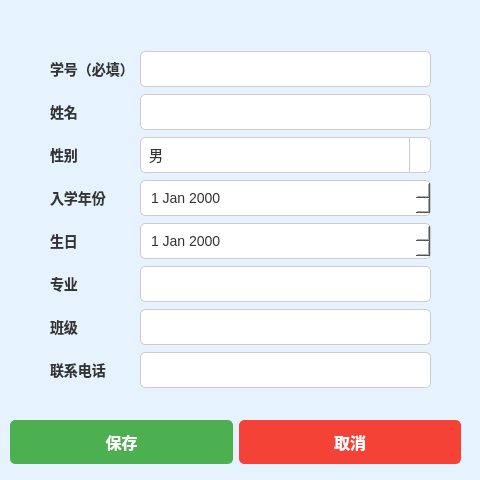
First picture: the form in dialog_addstu.ui, repository Mrlaolu/QtStudentDatabase, before the edit.
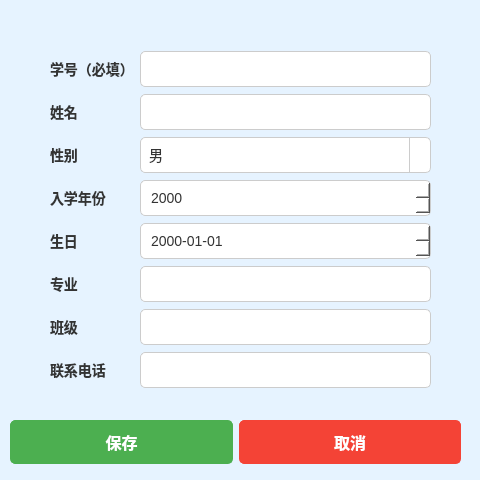
Second picture: the form after the edit. Icons and pictures are not drawn.

Diff of the .ui file:
```diff
--- a/dialog_addstu.ui
+++ b/dialog_addstu.ui
@@ -200,6 +200,19 @@
         <height>35</height>
        </size>
       </property>
+      <property name="maximumDateTime">
+       <datetime>
+        <hour>23</hour>
+        <minute>59</minute>
+        <second>59</second>
+        <year>9999</year>
+        <month>12</month>
+        <day>31</day>
+       </datetime>
+      </property>
+      <property name="displayFormat">
+       <string notr="true">yyyy-MM-dd</string>
+      </property>
      </widget>
     </item>
     <item row="7" column="2">
@@ -227,6 +240,12 @@
         <height>35</height>
        </size>
       </property>
+      <property name="currentSection">
+       <enum>QDateTimeEdit::Section::YearSection</enum>
+      </property>
+      <property name="displayFormat">
+       <string>yyyy</string>
+      </property>
      </widget>
     </item>
     <item row="4" column="0">
```
